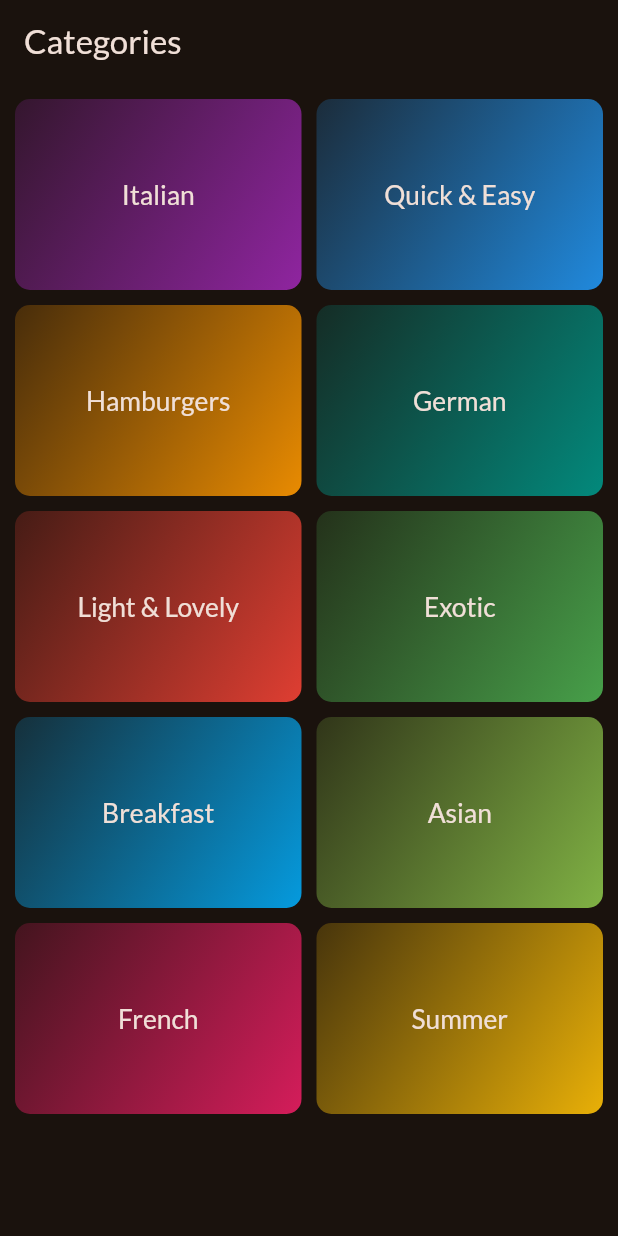
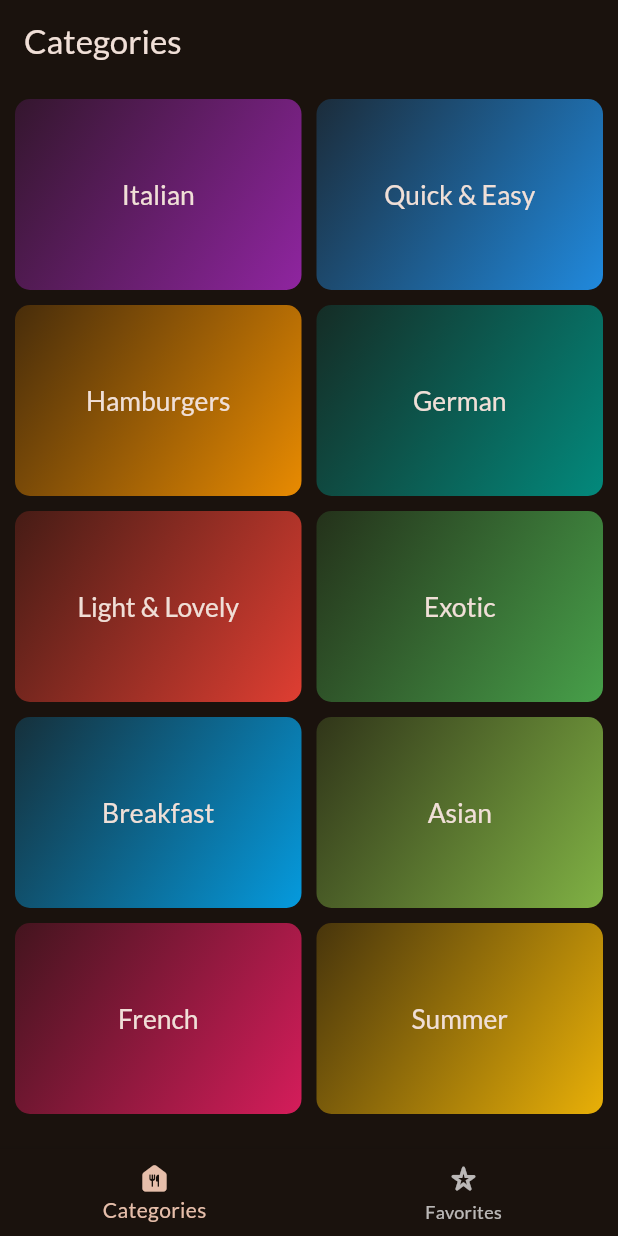
Before and after one commit to Nikhila-KS/FlutterQuasar, a Flutter app: the screen it shows after launch, on a phone screen of 412 x 824 dp. Run offline on Flutter 3.47's test engine with Material 2 defaults, Android fonts, the light colour scheme and no system bars; our stand-ins replace google_fonts, transparent_image.

Commit message:
new changes

```diff
--- a/1.Easy_projects/app_5_meal_app/lib/main.dart
+++ b/1.Easy_projects/app_5_meal_app/lib/main.dart
@@ -1,5 +1,5 @@
 
-import 'package:app_4_meal_app/screens/categories.dart';
+import 'package:app_4_meal_app/screens/tabs.dart';
 import 'package:flutter/material.dart';
 import 'package:google_fonts/google_fonts.dart';
 
@@ -24,7 +24,7 @@ class MyApp extends StatelessWidget {
 
     return MaterialApp(
       theme: theme,
-      home:const CategoriesScreen(),
+      home:const TabsScreen(),
     );
 
   }
--- a/1.Easy_projects/app_5_meal_app/lib/screens/categories.dart
+++ b/1.Easy_projects/app_5_meal_app/lib/screens/categories.dart
@@ -21,11 +21,7 @@ class CategoriesScreen extends StatelessWidget {
 
   @override
   Widget build(BuildContext context) {
-    return Scaffold(
-        appBar: AppBar(
-          title: const Text('Categories'),
-        ),
-        body: GridView(
+    return GridView(
           padding: const EdgeInsets.all(10),
           gridDelegate: const SliverGridDelegateWithFixedCrossAxisCount(
             crossAxisCount: 2,
@@ -41,6 +37,6 @@ class CategoriesScreen extends StatelessWidget {
                 onSelectCategory: () => _selectCategory(context,category)
                 ),
           ],
-        ));
+        );
   }
 }
--- /dev/null
+++ b/1.Easy_projects/app_5_meal_app/lib/screens/tabs.dart
@@ -0,0 +1,67 @@
+import 'package:app_4_meal_app/models/meal.dart';
+import 'package:app_4_meal_app/screens/categories.dart';
+import 'package:app_4_meal_app/screens/meals.dart';
+import 'package:flutter/material.dart';
+
+class TabsScreen extends StatefulWidget {
+  const TabsScreen({super.key});
+
+  @override
+  State<TabsScreen> createState() => _TabsScreenState();
+}
+
+class _TabsScreenState extends State<TabsScreen> {
+  int selectedPageIndex = 0;
+  final List<Meal> _favouriteMeals = [];
+
+  void toggleMealFavouriteStatus(Meal meal){
+    final isExisting = _favouriteMeals.contains(meal);
+
+    if(isExisting){
+      _favouriteMeals.remove(meal);
+    }else{
+      _favouriteMeals.add(meal);
+    }
+  }
+
+  void _selectpage(int index){
+    setState(() {
+      selectedPageIndex = index;
+    });
+  }
+
+  @override
+
+
+  Widget build(BuildContext context) {
+    Widget activeScreen =  const CategoriesScreen();
+    var activeScreenTitle = 'Categories';
+
+    if(selectedPageIndex==1){
+      activeScreen =  const MealsScreen(meals: []);
+      activeScreenTitle = 'Favourites';
+    }
+    return Scaffold(
+      appBar: AppBar(
+        title: Text(activeScreenTitle),
+      ),
+
+      body: activeScreen,
+
+      bottomNavigationBar: BottomNavigationBar(
+        onTap: _selectpage,
+        currentIndex: selectedPageIndex,
+        items: const [
+          BottomNavigationBarItem(
+            icon: Icon(Icons.food_bank_rounded),
+            label: 'Categories',
+          ),
+          BottomNavigationBarItem(
+            icon: Icon(Icons.star_border_purple500_rounded),
+            label: 'Favorites',
+          ),
+        ],
+      )
+    );
+  }
+}
```
Also changed, not shown: 1.Easy_projects/app_5_meal_app/lib/screens/meal_details.dart (added, +77 -0 lines), 1.Easy_projects/app_5_meal_app/lib/screens/meals.dart (+38 -17 lines), 1.Easy_projects/app_5_meal_app/lib/widgets/meal_item.dart (+5 -2 lines), 1 other file.
